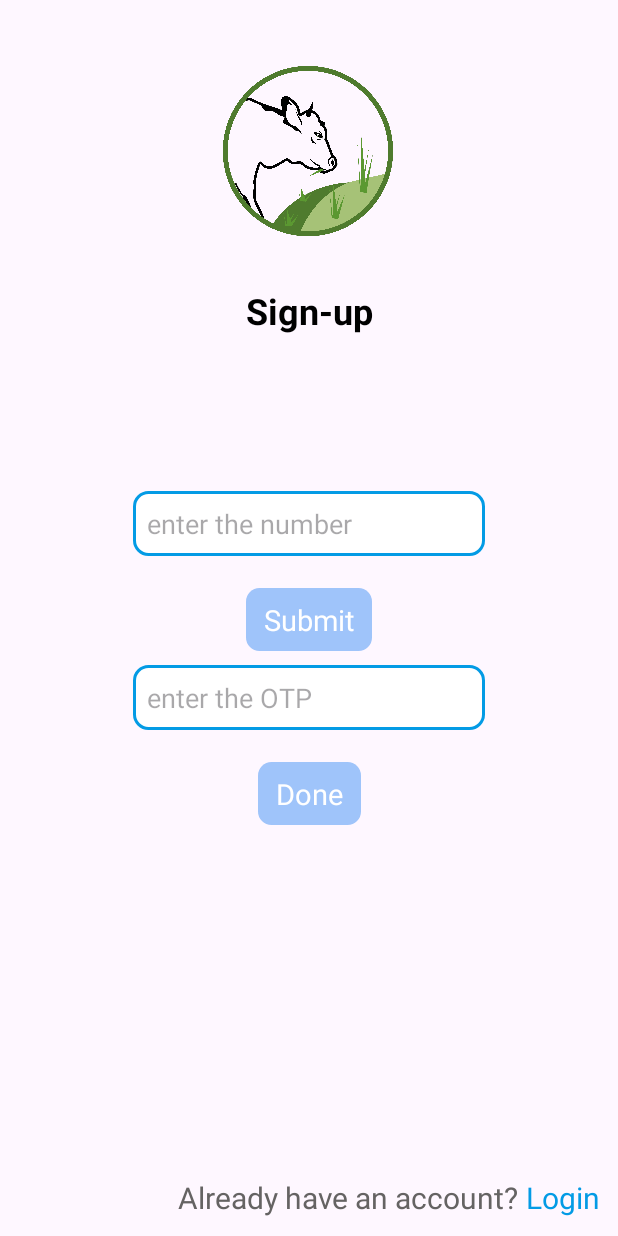
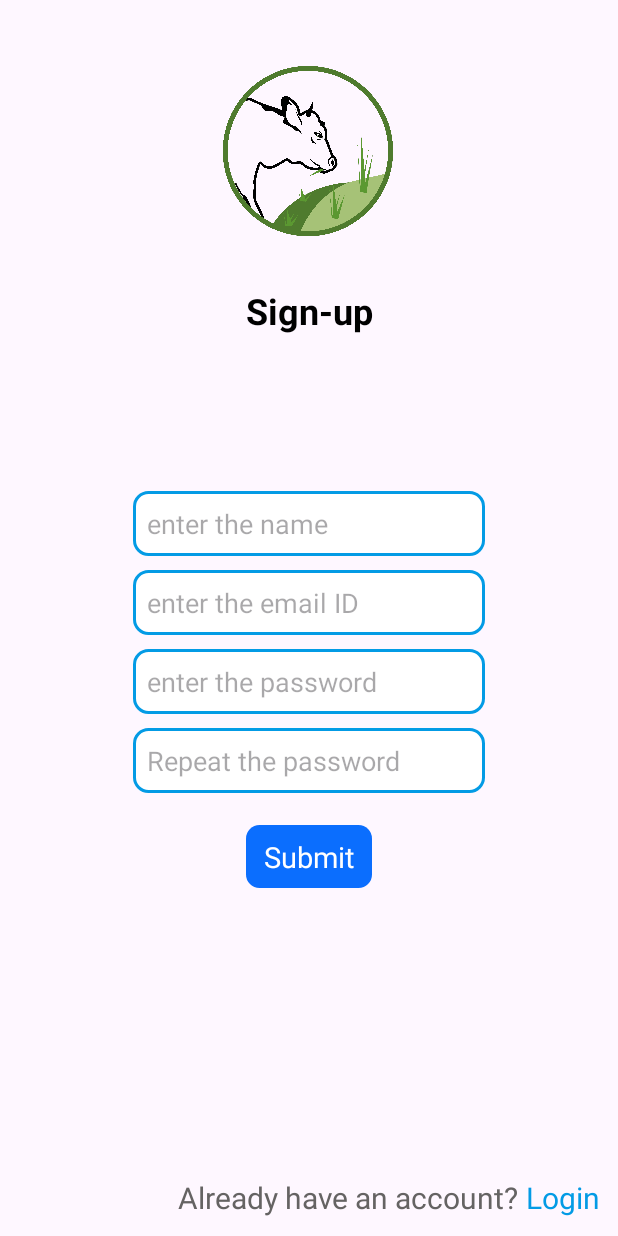
Before and after one commit to Karangupta0786/BDW, an Android app: the screen it shows after launch (SignupActivity), on a phone screen of 412 x 824 dp. Run offline under Robolectric (Android 15) with nearby library versions, the phone set to English and light mode, and no system bars; our stand-ins replace Firebase (no records; nobody signed in at launch, a user with empty details on screens opened directly).

Commit message:
Authentication using email & password done.

```diff
--- a/app/build.gradle.kts
+++ b/app/build.gradle.kts
@@ -35,6 +35,9 @@ android {
     kotlinOptions {
         jvmTarget = "1.8"
     }
+    buildFeatures {
+        viewBinding = true
+    }
 }
 
 dependencies {
--- /dev/null
+++ b/app/src/main/java/com/example/bdwapp/Globals.kt
@@ -0,0 +1,5 @@
+package com.example.bdwapp
+
+class Globals {
+
+}
--- a/app/src/main/java/com/example/bdwapp/SignupActivity.kt
+++ /dev/null
@@ -1,43 +0,0 @@
-package com.example.bdwapp
-
-import android.content.Intent
-import androidx.appcompat.app.AppCompatActivity
-import android.os.Bundle
-import android.widget.EditText
-import android.widget.LinearLayout
-import com.google.firebase.auth.FirebaseAuth
-import com.google.firebase.auth.PhoneAuthOptions
-import com.google.firebase.auth.PhoneAuthProvider
-import java.util.concurrent.TimeUnit
-
-class SignupActivity : AppCompatActivity() {
-    private lateinit var auth: FirebaseAuth
-    override fun onCreate(savedInstanceState: Bundle?) {
-        super.onCreate(savedInstanceState)
-        setContentView(R.layout.activity_signup)
-
-        auth = FirebaseAuth.getInstance()
-
-        val phoneNumber = findViewById<EditText>(R.id.et_number_signup).text.toString()
-
-
-        findViewById<LinearLayout>(R.id.ll_to_login).setOnClickListener {
-            startActivity(Intent(this@SignupActivity,LoginActivity::class.java))
-        }
-
-
-        auth = FirebaseAuth.getInstance()
-
-
-
-        val options = PhoneAuthOptions.newBuilder(auth)
-            .setPhoneNumber(phoneNumber) // Phone number to verify
-            .setTimeout(60L, TimeUnit.SECONDS) // Timeout and unit
-            .setActivity(this) // Activity (for callback binding)
-            .setCallbacks(callbacks) // OnVerificationStateChangedCallbacks
-            .build()
-        PhoneAuthProvider.verifyPhoneNumber(options)
-
-
-    }
-}
--- a/app/src/main/java/com/example/bdwapp/SplashScreen.kt
+++ b/app/src/main/java/com/example/bdwapp/SplashScreen.kt
@@ -5,16 +5,18 @@ import androidx.appcompat.app.AppCompatActivity
 import android.os.Bundle
 import android.os.Handler
 import android.os.Looper
+import com.example.bdwapp.authentication.SignupActivity
 
 class SplashScreen : AppCompatActivity() {
     override fun onCreate(savedInstanceState: Bundle?) {
         super.onCreate(savedInstanceState)
         setContentView(R.layout.activity_splash_screen)
 
-        val intent = Intent(this@SplashScreen,SignupActivity::class.java)
+        val intent = Intent(this@SplashScreen, SignupActivity::class.java)
 
         Handler(Looper.getMainLooper()).postDelayed(Runnable {
             startActivity(intent)
+            finish()
         },3000)
 
     }
--- a/app/src/main/res/layout/activity_login.xml
+++ b/app/src/main/res/layout/activity_login.xml
@@ -4,7 +4,7 @@
     xmlns:tools="http://schemas.android.com/tools"
     android:layout_width="match_parent"
     android:layout_height="match_parent"
-    tools:context=".LoginActivity">
+    tools:context=".authentication.LoginActivity">
 
 
     <ImageView
@@ -76,7 +76,7 @@
         app:cardElevation="2dp"
         android:layout_marginTop="40dp"
         app:layout_constraintEnd_toEndOf="parent"
-        app:cardBackgroundColor="@color/disable_button">
+        app:cardBackgroundColor="@color/clickable_button">
 
         <TextView
             android:layout_width="wrap_content"
--- a/app/src/main/res/layout/activity_signup.xml
+++ b/app/src/main/res/layout/activity_signup.xml
@@ -4,7 +4,7 @@
     xmlns:tools="http://schemas.android.com/tools"
     android:layout_width="match_parent"
     android:layout_height="match_parent"
-    tools:context=".SignupActivity">
+    tools:context=".authentication.SignupActivity">
 
     <ImageView
         android:layout_width="200dp"
@@ -27,21 +27,6 @@
         app:layout_constraintEnd_toEndOf="parent"
         app:layout_constraintTop_toBottomOf="@id/img_cow"/>
 
-
-<!--    <EditText-->
-<!--        android:id="@+id/et_name_signup"-->
-<!--        android:layout_width="wrap_content"-->
-<!--        android:layout_height="wrap_content"-->
-<!--        app:layout_constraintStart_toStartOf="parent"-->
-<!--        app:layout_constraintEnd_toEndOf="parent"-->
-<!--        app:layout_constraintBottom_toTopOf="@id/g1"-->
-<!--        android:background="@drawable/et_background"-->
-<!--        android:inputType="textEmailAddress"-->
-<!--        android:padding="9dp"-->
-<!--        android:hint="enter the name"-->
-<!--        android:ems="11"-->
-<!--        />-->
-
     <androidx.constraintlayout.widget.Guideline
         android:id="@+id/g1"
         android:layout_width="wrap_content"
@@ -50,96 +35,74 @@
         app:layout_constraintGuide_percent="0.45"/>
 
     <EditText
-        android:id="@+id/et_number_signup"
+        android:id="@+id/et_name"
         android:layout_width="wrap_content"
         android:layout_height="wrap_content"
         app:layout_constraintBottom_toTopOf="@id/g1"
         app:layout_constraintStart_toStartOf="parent"
         app:layout_constraintEnd_toEndOf="parent"
+        android:ems="11"
+        android:padding="9dp"
+        android:hint="enter the name"
         android:background="@drawable/et_background"
-        android:layout_marginTop="9dp"
-        android:padding="9dp"
-        android:hint="enter the number"
-        android:ems="11"
-        android:inputType="number"/>
+        android:inputType="text"/>
 
-<!--    <EditText-->
-<!--        android:id="@+id/et_password_signup"-->
-<!--        android:layout_width="wrap_content"-->
-<!--        android:layout_height="wrap_content"-->
-<!--        app:layout_constraintTop_toBottomOf="@id/et_number_signup"-->
-<!--        app:layout_constraintStart_toStartOf="parent"-->
-<!--        app:layout_constraintEnd_toEndOf="parent"-->
-<!--        android:background="@drawable/et_background"-->
-<!--        android:layout_marginTop="9dp"-->
-<!--        android:padding="9dp"-->
-<!--        android:hint="enter the password"-->
-<!--        android:ems="11"-->
-<!--        android:inputType="numberPassword"/>-->
-<!--    <EditText-->
-<!--        android:id="@+id/et_password_repeat_signup"-->
-<!--        android:layout_width="wrap_content"-->
-<!--        android:layout_height="wrap_content"-->
-<!--        app:layout_constraintTop_toBottomOf="@id/et_password_signup"-->
-<!--        app:layout_constraintStart_toStartOf="parent"-->
-<!--        app:layout_constraintEnd_toEndOf="parent"-->
-<!--        android:background="@drawable/et_background"-->
-<!--        android:layout_marginTop="9dp"-->
-<!--        android:padding="9dp"-->
-<!--        android:hint="Repeat the password"-->
-<!--        android:ems="11"-->
-<!--        android:inputType="numberPassword"/>-->
+
 
 
     <EditText
-        android:id="@+id/otp"
+        android:id="@+id/email_signup"
         android:layout_width="wrap_content"
         android:layout_height="wrap_content"
-        app:layout_constraintTop_toBottomOf="@id/card_signup"
+        app:layout_constraintTop_toBottomOf="@id/g1"
         app:layout_constraintStart_toStartOf="parent"
         app:layout_constraintEnd_toEndOf="parent"
         android:background="@drawable/et_background"
         android:layout_marginTop="9dp"
         android:padding="9dp"
-        android:hint="enter the OTP"
+        android:hint="enter the email ID"
         android:ems="11"
-        android:inputType="number"/>
+        android:inputType="textEmailAddress"/>
+
+    <EditText
+        android:id="@+id/password_signup"
+        android:layout_width="wrap_content"
+        android:layout_height="wrap_content"
+        app:layout_constraintTop_toBottomOf="@id/email_signup"
+        app:layout_constraintStart_toStartOf="parent"
+        app:layout_constraintEnd_toEndOf="parent"
+        android:background="@drawable/et_background"
+        android:layout_marginTop="9dp"
+        android:padding="9dp"
+        android:hint="enter the password"
+        android:ems="11"
+        android:inputType="numberPassword"/>
+    <EditText
+        android:id="@+id/repeat_password"
+        android:layout_width="wrap_content"
+        android:layout_height="wrap_content"
+        app:layout_constraintTop_toBottomOf="@id/password_signup"
+        app:layout_constraintStart_toStartOf="parent"
+        app:layout_constraintEnd_toEndOf="parent"
+        android:background="@drawable/et_background"
+        android:layout_marginTop="9dp"
+        android:padding="9dp"
+        android:hint="Repeat the password"
+        android:ems="11"
+        android:inputType="numberPassword"/>
+
 
     <androidx.cardview.widget.CardView
-        android:id="@+id/card_otp_done"
+        android:id="@+id/card_submit"
         android:layout_width="wrap_content"
         android:layout_height="wrap_content"
-        app:layout_constraintTop_toBottomOf="@id/otp"
+        app:layout_constraintTop_toBottomOf="@id/repeat_password"
         app:layout_constraintStart_toStartOf="parent"
         app:cardCornerRadius="9dp"
         app:cardElevation="2dp"
         android:layout_marginTop="21dp"
         app:layout_constraintEnd_toEndOf="parent"
-        app:cardBackgroundColor="@color/disable_button">
-
-        <TextView
-            android:layout_width="wrap_content"
-            android:layout_height="wrap_content"
-            android:textColor="@color/white"
-            android:text="Done"
-            android:textSize="19dp"
-            android:layout_marginVertical="8dp"
-            android:layout_marginHorizontal="12dp"/>
-
-    </androidx.cardview.widget.CardView>
-
-
-    <androidx.cardview.widget.CardView
-        android:id="@+id/card_signup"
-        android:layout_width="wrap_content"
-        android:layout_height="wrap_content"
-        app:layout_constraintTop_toBottomOf="@id/et_number_signup"
-        app:layout_constraintStart_toStartOf="parent"
-        app:cardCornerRadius="9dp"
-        app:cardElevation="2dp"
-        android:layout_marginTop="21dp"
-        app:layout_constraintEnd_toEndOf="parent"
-        app:cardBackgroundColor="@color/disable_button">
+        app:cardBackgroundColor="@color/clickable_button">
 
         <TextView
             android:layout_width="wrap_content"
@@ -151,6 +114,8 @@
             android:layout_marginHorizontal="12dp"/>
 
     </androidx.cardview.widget.CardView>
+
+
 
     <LinearLayout
         android:id="@+id/ll_to_login"
```
Also changed, not shown: app/src/main/AndroidManifest.xml (+8 -5 lines), app/src/main/java/com/example/bdwapp/LoginActivity.kt (deleted, +0 -18 lines), app/src/main/java/com/example/bdwapp/MyPhoneAuthCallbacks.kt (added, +28 -0 lines), app/src/main/java/com/example/bdwapp/authentication/LoginActivity.kt (added, +57 -0 lines), app/src/main/java/com/example/bdwapp/authentication/SignupActivity.kt (added, +128 -0 lines).
